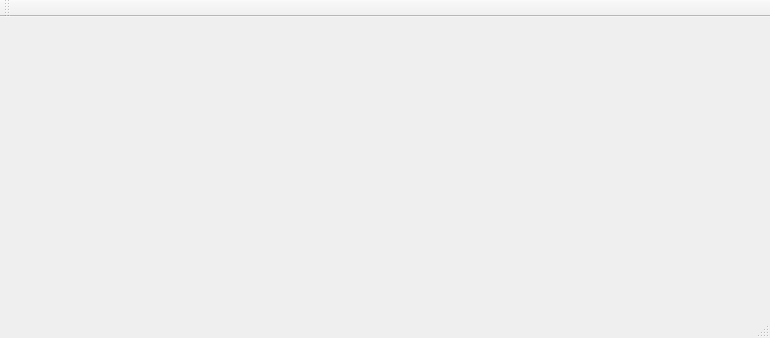
First picture: the form in mainwindow.ui, repository backraw/SteamCMD-GUI-Qt, before the edit.
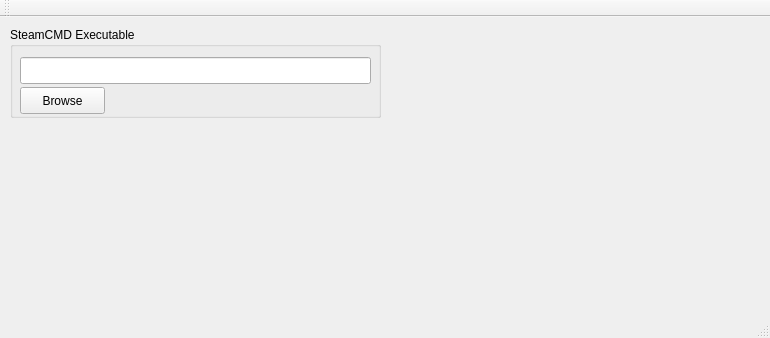
Second picture: the form after the edit.

Commit message:
ui: Add GroupBox 'SteamCMD Executable'
	Contains:
	- LineEdit 'lineEditSteamCmdExecutablePath' for editing the path to the SteamCMD executable
	- PushButton 'pushButtonSteamCmdExecutableBrowse' for opening the SteamCMD executable using a file browser dialog

What changed in the file:
```diff
--- a/mainwindow.ui
+++ b/mainwindow.ui
@@ -13,7 +13,44 @@
   <property name="windowTitle">
    <string>SteamCMD GUI Qt</string>
   </property>
-  <widget class="QWidget" name="centralWidget"/>
+  <widget class="QWidget" name="centralWidget">
+   <widget class="QGroupBox" name="groupBoxSteamCMDExecutable">
+    <property name="geometry">
+     <rect>
+      <x>10</x>
+      <y>10</y>
+      <width>371</width>
+      <height>91</height>
+     </rect>
+    </property>
+    <property name="title">
+     <string>SteamCMD Executable</string>
+    </property>
+    <widget class="QLineEdit" name="lineEditSteamCMDExecutablePath">
+     <property name="geometry">
+      <rect>
+       <x>10</x>
+       <y>30</y>
+       <width>351</width>
+       <height>27</height>
+      </rect>
+     </property>
+    </widget>
+    <widget class="QPushButton" name="pushButtonSteamCMDExecutableBrowse">
+     <property name="geometry">
+      <rect>
+       <x>10</x>
+       <y>60</y>
+       <width>85</width>
+       <height>27</height>
+      </rect>
+     </property>
+     <property name="text">
+      <string>Browse</string>
+     </property>
+    </widget>
+   </widget>
+  </widget>
   <widget class="QMenuBar" name="menuBar">
    <property name="geometry">
     <rect>
```
